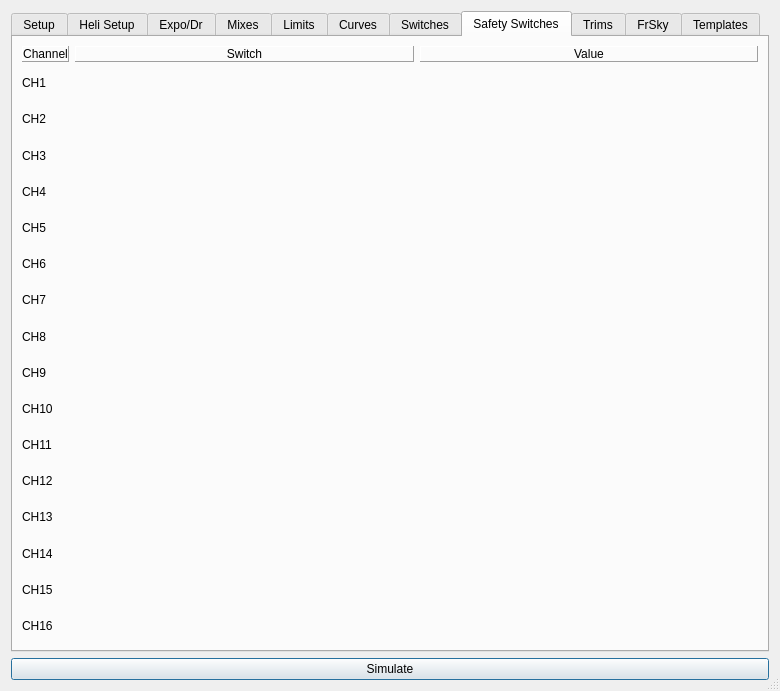
xhorizont/eepe, file src/modeledit.ui: the form before one commit.
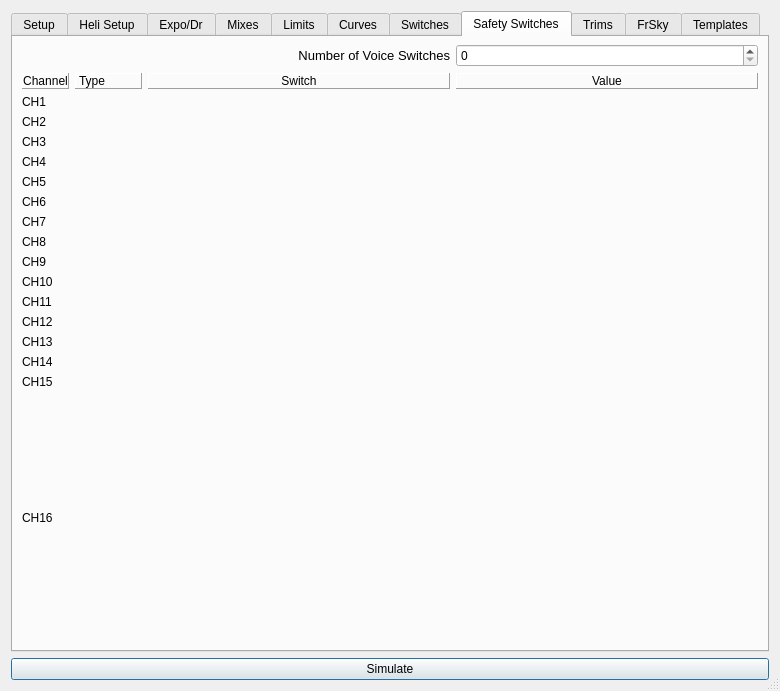
The form after the commit. The open tabs and pages were chosen to show the change. Icons and pictures are not drawn.

Commit message: Screen editing for custom and safety/voice switches

Diff of the .ui file:
```diff
--- a/src/modeledit.ui
+++ b/src/modeledit.ui
@@ -8012,14 +8012,36 @@
        <item row="12" column="1">
         <widget class="QComboBox" name="cswitchFunc_12"/>
        </item>
+       <item row="0" column="4">
+        <widget class="QLabel" name="label_85">
+         <property name="frameShape">
+          <enum>QFrame::Panel</enum>
+         </property>
+         <property name="frameShadow">
+          <enum>QFrame::Raised</enum>
+         </property>
+         <property name="text">
+          <string>AND Switch</string>
+         </property>
+        </widget>
+       </item>
       </layout>
      </widget>
      <widget class="QWidget" name="tabSafetySwitches">
+      <property name="autoFillBackground">
+       <bool>false</bool>
+      </property>
       <attribute name="title">
        <string>Safety Switches</string>
       </attribute>
-      <layout class="QGridLayout" name="grid_tabSafetySwitches" rowstretch="0,10,10,10,10,10,10,10,10,10,10,10,10,10,10,10,10" columnstretch="0,10,10">
-       <item row="0" column="0">
+      <layout class="QGridLayout" name="grid_tabSafetySwitches" rowstretch="0,0,0,0,0,0,0,0,0,0,0,0,0,0,0,0,0,10" columnstretch="0,2,9,9">
+       <property name="topMargin">
+        <number>7</number>
+       </property>
+       <property name="verticalSpacing">
+        <number>6</number>
+       </property>
+       <item row="1" column="0">
         <widget class="QLabel" name="label_56">
          <property name="frameShape">
           <enum>QFrame::Panel</enum>
@@ -8041,7 +8063,7 @@
          </property>
         </widget>
        </item>
-       <item row="0" column="1">
+       <item row="1" column="2">
         <widget class="QLabel" name="label_66">
          <property name="frameShape">
           <enum>QFrame::Panel</enum>
@@ -8063,7 +8085,7 @@
          </property>
         </widget>
        </item>
-       <item row="0" column="2">
+       <item row="1" column="3">
         <widget class="QLabel" name="label_80">
          <property name="frameShape">
           <enum>QFrame::Panel</enum>
@@ -8085,118 +8107,153 @@
          </property>
         </widget>
        </item>
-       <item row="1" column="0">
-        <widget class="QLabel" name="label_97">
+       <item row="2" column="0">
+        <widget class="QLabel" name="SS1">
          <property name="text">
           <string notr="true">CH1</string>
          </property>
         </widget>
        </item>
-       <item row="2" column="0">
-        <widget class="QLabel" name="label_88">
+       <item row="3" column="0">
+        <widget class="QLabel" name="SS2">
          <property name="text">
           <string notr="true">CH2</string>
          </property>
         </widget>
        </item>
-       <item row="3" column="0">
-        <widget class="QLabel" name="label_85">
+       <item row="4" column="0">
+        <widget class="QLabel" name="SS3">
          <property name="text">
           <string notr="true">CH3</string>
          </property>
         </widget>
        </item>
-       <item row="4" column="0">
-        <widget class="QLabel" name="label_84">
+       <item row="5" column="0">
+        <widget class="QLabel" name="SS4">
          <property name="text">
           <string notr="true">CH4</string>
          </property>
         </widget>
        </item>
-       <item row="5" column="0">
-        <widget class="QLabel" name="label_89">
+       <item row="6" column="0">
+        <widget class="QLabel" name="SS5">
          <property name="text">
           <string notr="true">CH5</string>
          </property>
         </widget>
        </item>
-       <item row="6" column="0">
-        <widget class="QLabel" name="label_90">
+       <item row="7" column="0">
+        <widget class="QLabel" name="SS6">
          <property name="text">
           <string notr="true">CH6</string>
          </property>
         </widget>
        </item>
-       <item row="7" column="0">
-        <widget class="QLabel" name="label_86">
+       <item row="8" column="0">
+        <widget class="QLabel" name="SS7">
          <property name="text">
           <string notr="true">CH7</string>
          </property>
         </widget>
        </item>
-       <item row="8" column="0">
-        <widget class="QLabel" name="label_98">
+       <item row="9" column="0">
+        <widget class="QLabel" name="SS8">
          <property name="text">
           <string notr="true">CH8</string>
          </property>
         </widget>
        </item>
-       <item row="9" column="0">
-        <widget class="QLabel" name="label_91">
+       <item row="10" column="0">
+        <widget class="QLabel" name="SS9">
          <property name="text">
           <string notr="true">CH9</string>
          </property>
         </widget>
        </item>
-       <item row="10" column="0">
-        <widget class="QLabel" name="label_92">
+       <item row="11" column="0">
+        <widget class="QLabel" name="SS10">
          <property name="text">
           <string notr="true">CH10</string>
          </property>
         </widget>
        </item>
-       <item row="11" column="0">
-        <widget class="QLabel" name="label_83">
+       <item row="12" column="0">
+        <widget class="QLabel" name="SS11">
          <property name="text">
           <string notr="true">CH11</string>
          </property>
         </widget>
        </item>
-       <item row="12" column="0">
-        <widget class="QLabel" name="label_93">
+       <item row="13" column="0">
+        <widget class="QLabel" name="SS12">
          <property name="text">
           <string notr="true">CH12</string>
          </property>
         </widget>
        </item>
-       <item row="13" column="0">
-        <widget class="QLabel" name="label_94">
-         <property name="text">
-          <string notr="true">CH13</string>
-         </property>
-        </widget>
-       </item>
        <item row="14" column="0">
         <widget class="QLabel" name="label_95">
          <property name="text">
-          <string notr="true">CH14</string>
+          <string notr="true">CH13</string>
          </property>
         </widget>
        </item>
        <item row="15" column="0">
-        <widget class="QLabel" name="label_87">
+        <widget class="QLabel" name="SS14">
          <property name="text">
-          <string notr="true">CH15</string>
+          <string notr="true">CH14</string>
          </property>
         </widget>
        </item>
        <item row="16" column="0">
-        <widget class="QLabel" name="label_96">
+        <widget class="QLabel" name="SS15">
+         <property name="text">
+          <string notr="true">CH15</string>
+         </property>
+        </widget>
+       </item>
+       <item row="17" column="0">
+        <widget class="QLabel" name="SS16">
          <property name="text">
           <string notr="true">CH16</string>
          </property>
         </widget>
        </item>
+       <item row="0" column="3">
+        <widget class="QSpinBox" name="NumVoiceSwSB">
+         <property name="maximum">
+          <number>16</number>
+         </property>
+        </widget>
+       </item>
+       <item row="0" column="2">
+        <widget class="QLabel" name="label_83">
+         <property name="font">
+          <font>
+           <pointsize>10</pointsize>
+          </font>
+         </property>
+         <property name="text">
+          <string>Number of Voice Switches</string>
+         </property>
+         <property name="alignment">
+          <set>Qt::AlignRight|Qt::AlignTrailing|Qt::AlignVCenter</set>
+         </property>
+        </widget>
+       </item>
+       <item row="1" column="1">
+        <widget class="QLabel" name="label_84">
+         <property name="frameShape">
+          <enum>QFrame::Panel</enum>
+         </property>
+         <property name="frameShadow">
+          <enum>QFrame::Raised</enum>
+         </property>
+         <property name="text">
+          <string>Type</string>
+         </property>
+        </widget>
+       </item>
       </layout>
      </widget>
      <widget class="QWidget" name="tabTrims">
@@ -8940,6 +8997,66 @@
          </item>
         </layout>
        </item>
+       <item>
+        <layout class="QGridLayout" name="gridLayout_25" columnstretch="0,0,0,0">
+         <item row="0" column="0">
+          <widget class="QLabel" name="label_86">
+           <property name="text">
+            <string>Custom Telemetry 1</string>
+           </property>
+          </widget>
+         </item>
+         <item row="2" column="0">
+          <widget class="QLabel" name="label_88">
+           <property name="text">
+            <string>Custom Telemetry 3</string>
+           </property>
+          </widget>
+         </item>
+         <item row="4" column="0">
+          <widget class="QLabel" name="label_89">
+           <property name="text">
+            <string>Custom Telemetry 5</string>
+           </property>
+          </widget>
+         </item>
+         <item row="0" column="2">
+          <widget class="QLabel" name="label_87">
+           <property name="text">
+            <string>Custom Telemetry 2</string>
+           </property>
+          </widget>
+         </item>
+         <item row="2" column="2">
+          <widget class="QLabel" name="label_90">
+           <property name="text">
+            <string>Custom Telemetry 4</string>
+           </property>
+          </widget>
+         </item>
+         <item row="4" column="2">
+          <widget class="QLabel" name="label_91">
+           <property name="text">
+            <string>Custom Telemetry 6</string>
+           </property>
+          </widget>
+         </item>
+         <item row="0" column="1">
+          <widget class="QLabel" name="CT1Holder">
+           <property name="text">
+            <string>TextLabel</string>
+           </property>
+          </widget>
+         </item>
+         <item row="0" column="3">
+          <widget class="QLabel" name="CT2Holder">
+           <property name="text">
+            <string>TextLabel</string>
+           </property>
+          </widget>
+         </item>
+        </layout>
+       </item>
        <item>
         <spacer name="verticalSpacer_2">
          <property name="orientation">
```
Left out of the diff: 4 changed lines with no effect on the pictures. The commit also changes 9 other files.
